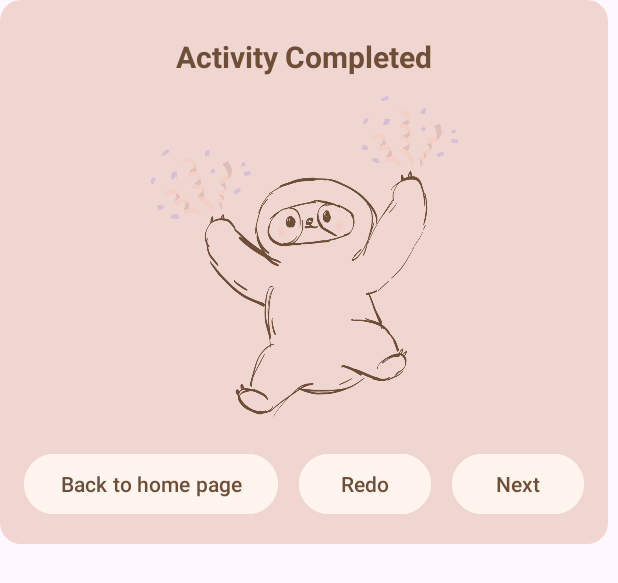
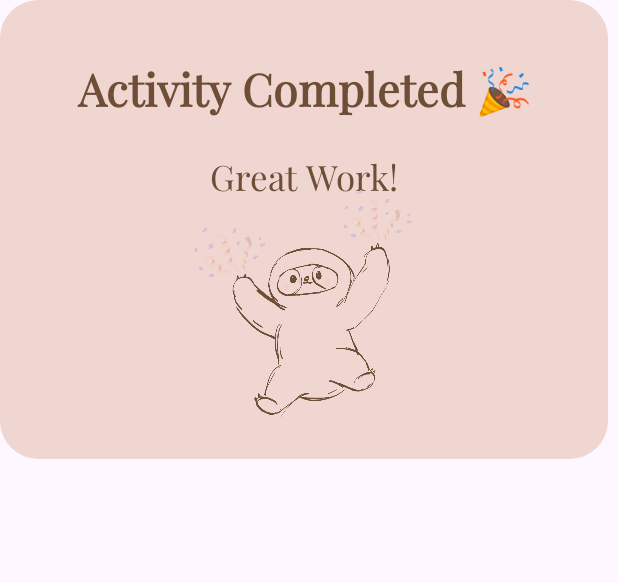
Before and after one commit to NaiKha/Nightshade, an Android app: the layout movement_dialog.xml on its own in the app's theme, with its tools: preview values and no code run, on a phone screen of 412 x 824 dp. Shown: the top 583 px of the screen. Run offline under Robolectric (Android 15) with nearby library versions, the phone set to English and light mode, and no system bars.

Commit message:
pop-up message fixes. Added the pop-up message functionality to the other activities. Same with confetti, sound and vibration

```diff
--- a/app/src/main/res/drawable/custom_shape.xml
+++ b/app/src/main/res/drawable/custom_shape.xml
@@ -3,6 +3,6 @@
     android:shape="rectangle">
 
     <solid android:color="#F0D6D0" />
-    <corners android:radius="14dp" />
+    <corners android:radius="25dp" />
 
 </shape>
--- a/app/src/main/res/layout/movement_dialog.xml
+++ b/app/src/main/res/layout/movement_dialog.xml
@@ -7,78 +7,50 @@
     android:id="@+id/completeConstraintLayout"
     android:background="@drawable/custom_shape"
 
-    android:padding="16dp">
+    android:padding="28dp">
+
+
+    <TextView
+        android:id="@+id/activityCompleted2"
+        android:layout_width="0dp"
+        android:layout_height="wrap_content"
+        android:layout_marginTop="64dp"
+        android:fontFamily="@font/playfair_display"
+        android:gravity="center"
+        android:padding="8dp"
+        android:text="Great Work!"
+        android:textColor="#6E4E37"
+        android:textSize="23sp"
+        android:textStyle="normal"
+        app:layout_constraintEnd_toEndOf="parent"
+        app:layout_constraintHorizontal_bias="0.0"
+        app:layout_constraintStart_toStartOf="parent"
+        app:layout_constraintTop_toTopOf="parent" />
 
     <TextView
         android:id="@+id/activityCompleted"
         android:layout_width="0dp"
         android:layout_height="wrap_content"
-        android:text="Activity Completed"
+        android:fontFamily="@font/playfair_display"
+        android:gravity="center"
+        android:padding="8dp"
+        android:text="Activity Completed 🎉"
         android:textColor="#6E4E37"
-        android:textSize="20sp"
-        android:gravity="center"
+        android:textSize="30sp"
         android:textStyle="bold"
-        android:padding="8dp"
-        app:layout_constraintTop_toTopOf="parent"
+        app:layout_constraintEnd_toEndOf="parent"
         app:layout_constraintStart_toStartOf="parent"
-        app:layout_constraintEnd_toEndOf="parent" />
-
+        app:layout_constraintTop_toTopOf="parent" />
 
     <ImageView
         android:id="@+id/successImage"
-        android:layout_width="206dp"
-        android:layout_height="223dp"
+        android:layout_width="188dp"
+        android:layout_height="151dp"
+        android:layout_marginTop="40dp"
         android:src="@drawable/konfetti"
         app:layout_constraintEnd_toEndOf="parent"
+        app:layout_constraintHorizontal_bias="0.496"
         app:layout_constraintStart_toStartOf="parent"
         app:layout_constraintTop_toBottomOf="@+id/activityCompleted" />
 
-    <Button
-        android:id="@+id/goToHome"
-        android:layout_width="wrap_content"
-        android:layout_height="wrap_content"
-        android:layout_marginTop="16dp"
-        android:backgroundTint="#fff5ee"
-        android:text="Back to home page"
-        android:textColor="#6E4E37"
-        android:textSize="14sp"
-        app:layout_constraintBottom_toBottomOf="parent"
-        app:layout_constraintEnd_toEndOf="parent"
-        app:layout_constraintHorizontal_bias="0.0"
-        app:layout_constraintStart_toStartOf="parent"
-        app:layout_constraintTop_toBottomOf="@id/successImage"
-        app:layout_constraintVertical_bias="0.0" />
-
-    <Button
-        android:id="@+id/redo"
-        android:layout_width="wrap_content"
-        android:layout_height="wrap_content"
-        android:layout_marginTop="16dp"
-        android:backgroundTint="#fff5ee"
-        android:text="Redo"
-        android:textColor="#6E4E37"
-        android:textSize="14sp"
-        app:layout_constraintBottom_toBottomOf="parent"
-        app:layout_constraintEnd_toEndOf="parent"
-        app:layout_constraintHorizontal_bias="0.642"
-        app:layout_constraintStart_toStartOf="parent"
-        app:layout_constraintTop_toBottomOf="@id/successImage"
-        app:layout_constraintVertical_bias="0.0" />
-
-    <Button
-        android:id="@+id/next"
-        android:layout_width="wrap_content"
-        android:layout_height="wrap_content"
-        android:layout_marginTop="16dp"
-        android:backgroundTint="#fff5ee"
-        android:text="Next"
-        android:textColor="#6E4E37"
-        android:textSize="14sp"
-        app:layout_constraintBottom_toBottomOf="parent"
-        app:layout_constraintEnd_toEndOf="parent"
-        app:layout_constraintHorizontal_bias="1.0"
-        app:layout_constraintStart_toStartOf="parent"
-        app:layout_constraintTop_toBottomOf="@id/successImage"
-        app:layout_constraintVertical_bias="0.0" />
-
 </androidx.constraintlayout.widget.ConstraintLayout>
```
Also changed, not shown: app/src/main/java/com/example/nightshade/Balance.java (+77 -2 lines), app/src/main/java/com/example/nightshade/Microphone.java (+75 -2 lines), app/src/main/java/com/example/nightshade/StepCounter.java (+11 -22 lines), app/src/main/res/layout/activity_balance.xml (+9 -0 lines), app/src/main/res/layout/activity_microphone.xml (+9 -0 lines).
